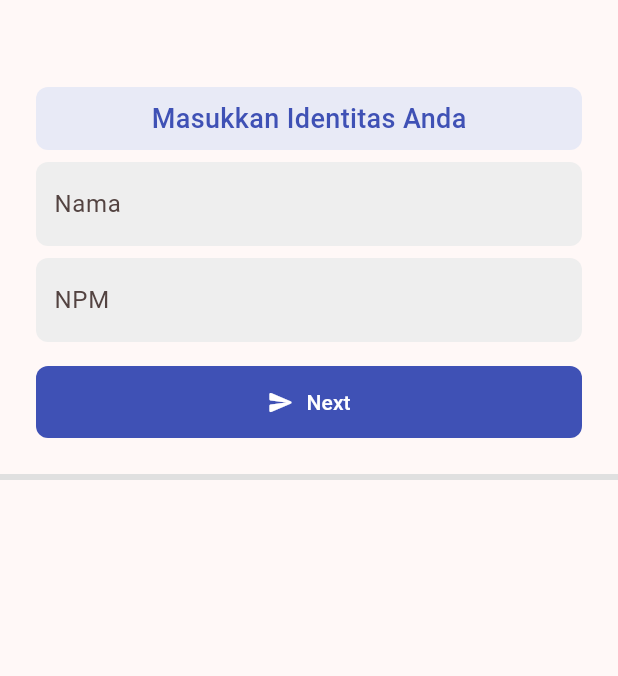
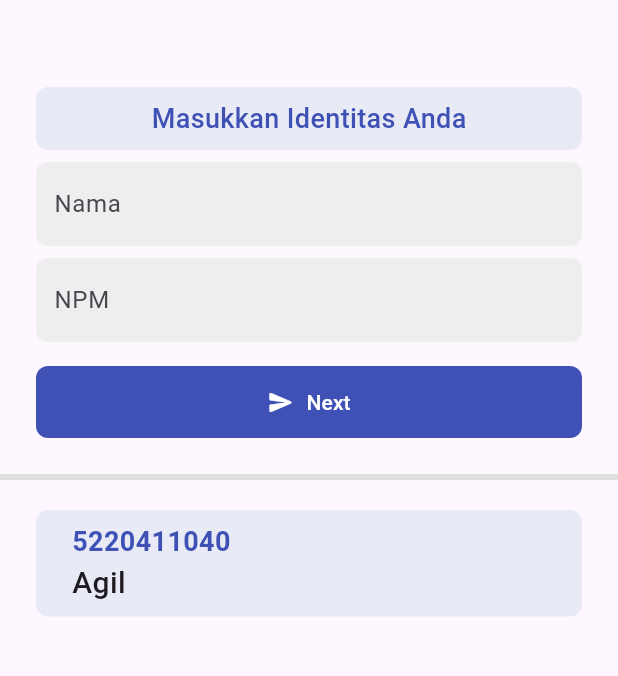
Before and after one commit to Agilistikmal/uty-mobile-web-service, a Flutter app: the screen it shows after launch, after a tap on "Next", on a phone screen of 412 x 824 dp, the part 84-760 px from its top. Run offline on Flutter 3.47's test engine with Material 3 defaults, Android fonts, the phone set to English and light mode, and no system bars.

Commit message:
ListView

```diff
--- a/widget_app/lib/main.dart
+++ b/widget_app/lib/main.dart
@@ -16,9 +16,6 @@ class MyApp extends StatelessWidget {
     return MaterialApp(
         title: 'Widget App Demo',
         theme: ThemeData(
-          // Ini adalah tema basic untuk tampilan aplikasi kita
-          // Contohnya kita bisa mengubah tema warna dibawah ini menjadi merah
-          colorScheme: ColorScheme.fromSeed(seedColor: Colors.red),
           useMaterial3: true,
         ),
         // Untuk menghilangkan banner debug di kanan atas
--- /dev/null
+++ b/widget_app/lib/model/data.dart
@@ -0,0 +1,6 @@
+class Data {
+  String? npm;
+  String? name;
+
+  Data({this.npm, this.name});
+}
--- a/widget_app/lib/screen/home_screen.dart
+++ b/widget_app/lib/screen/home_screen.dart
@@ -1,4 +1,5 @@
 import 'package:flutter/material.dart';
+import 'package:widget_app/model/data.dart';
 
 class HomeScreen extends StatefulWidget {
   const HomeScreen({super.key});
@@ -8,6 +9,14 @@ class HomeScreen extends StatefulWidget {
 }
 
 class _HomeScreenState extends State<HomeScreen> {
+  List<Data> dataList = [];
+
+  void addToDataList(String npm, String name) {
+    setState(() {
+      dataList.add(Data(npm: npm, name: name));
+    });
+  }
+
   @override
   Widget build(BuildContext context) {
     return Scaffold(
@@ -108,7 +117,7 @@ class _HomeScreenState extends State<HomeScreen> {
               ),
               child: TextButton(
                 // Saat Tombol di klik, maka akan mengubah state dan menampilkan datanya di section bawah ini.
-                onPressed: () => {},
+                onPressed: () => {addToDataList("5220411040", "Agil")},
                 // Menggunakan row agar icon dan text tampil secara horizontal
                 child: const Row(
                   // Main axis alignment center berarti semua konten didalam row akan berada di tengah
@@ -134,7 +143,50 @@ class _HomeScreenState extends State<HomeScreen> {
             color: Colors.grey.shade300,
             width: MediaQuery.sizeOf(context).width,
             height: 4,
-          )
+          ),
+          const SizedBox(height: 16),
+          Expanded(
+            child: ListView.builder(
+              padding: const EdgeInsets.symmetric(horizontal: 24),
+              itemCount: dataList.length,
+              itemBuilder: (context, index) {
+                final data = dataList[index];
+                return Padding(
+                  padding: const EdgeInsets.symmetric(vertical: 4),
+                  child: Container(
+                    decoration: BoxDecoration(
+                      borderRadius: BorderRadius.circular(8),
+                      color: Colors.indigo.shade50,
+                    ),
+                    child: Padding(
+                      padding: const EdgeInsets.symmetric(
+                          horizontal: 24, vertical: 8),
+                      child: Column(
+                        crossAxisAlignment: CrossAxisAlignment.start,
+                        children: [
+                          Text(
+                            data.npm!,
+                            style: const TextStyle(
+                              fontWeight: FontWeight.bold,
+                              color: Colors.indigo,
+                              fontSize: 18,
+                            ),
+                          ),
+                          Text(
+                            data.name!,
+                            style: const TextStyle(
+                              fontSize: 20,
+                              fontWeight: FontWeight.w500,
+                            ),
+                          ),
+                        ],
+                      ),
+                    ),
+                  ),
+                );
+              },
+            ),
+          ),
         ],
       ),
     );
```
Also changed, not shown: assets/listview-error.jpg (added), 1 other file.
